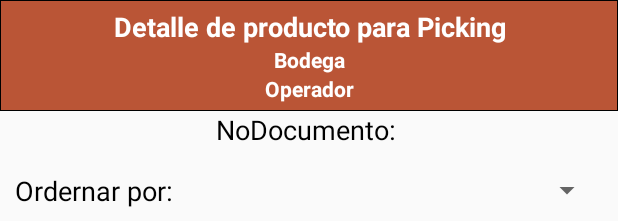
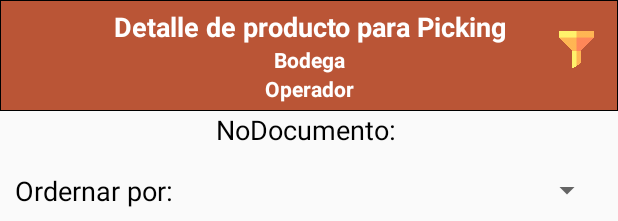
Before and after one commit to dtsolutionsgt/tom, an Android app: the layout activity_frm_detalle_tareas_picking2.xml on its own in the app's theme, with its tools: preview values and no code run, on a phone screen of 412 x 824 dp. Shown: the top 221 px of the screen. Run offline under Robolectric (Android 15) with nearby library versions, the light colour scheme and no system bars; Roboto replaces fonts that are not available here.

Commit message:
#GT70032022: se agrega el view de filtros en ambas layout del picking

```diff
--- a/app/src/main/java/com/dts/tom/Transacciones/Picking/frm_detalle_tareas_picking.java
+++ b/app/src/main/java/com/dts/tom/Transacciones/Picking/frm_detalle_tareas_picking.java
@@ -235,6 +235,7 @@ public class frm_detalle_tareas_picking extends PBase {
             }
         });
 
+        //#GT07042022: faltó agregar el view de filtros en las 2 layout de detalle_tareas_picking
         btnFiltros.setOnClickListener(new View.OnClickListener() {
             @Override
             public void onClick(View view) {
--- a/app/src/main/res/layout/activity_frm_detalle_tareas_picking2.xml
+++ b/app/src/main/res/layout/activity_frm_detalle_tareas_picking2.xml
@@ -52,6 +52,18 @@
         android:background="@drawable/color_medium"
         android:paddingTop="5dp"
         android:paddingBottom="5dp">
+
+        <ImageView
+            android:id="@+id/btnFiltros"
+            android:layout_width="35dp"
+            android:layout_height="35dp"
+            android:layout_alignParentTop="true"
+            android:layout_alignParentEnd="true"
+            android:layout_marginTop="10dp"
+            android:layout_marginEnd="10dp"
+            android:padding="5dp"
+            android:src="@drawable/filter" />
+
 
         <TextView
             android:id="@+id/lblTituloForma"
--- a/build.gradle
+++ b/build.gradle
@@ -6,7 +6,7 @@ buildscript {
         mavenCentral()
     }
     dependencies {
-        classpath 'com.android.tools.build:gradle:7.1.2'
+        classpath 'com.android.tools.build:gradle:7.0.4'
         classpath 'me.tatarka:gradle-retrolambda:3.7.1'
         classpath 'com.google.gms:google-services:4.3.10'
         classpath 'com.google.firebase:firebase-crashlytics-gradle:2.8.1'
```
Also changed, not shown: gradle/wrapper/gradle-wrapper.properties.
